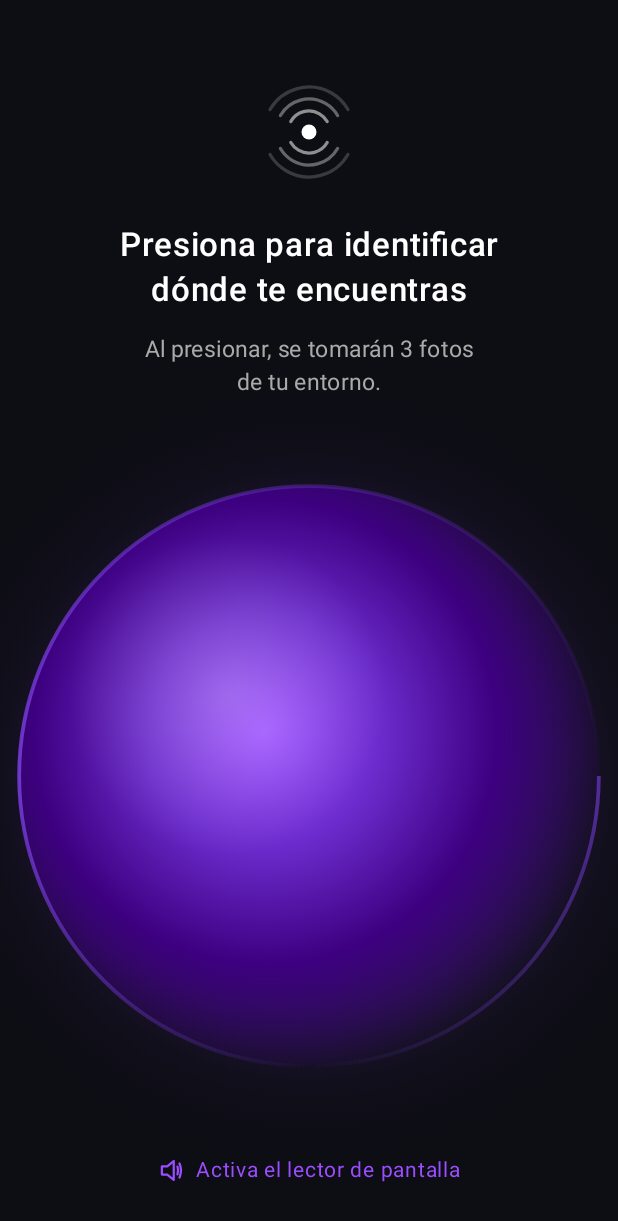
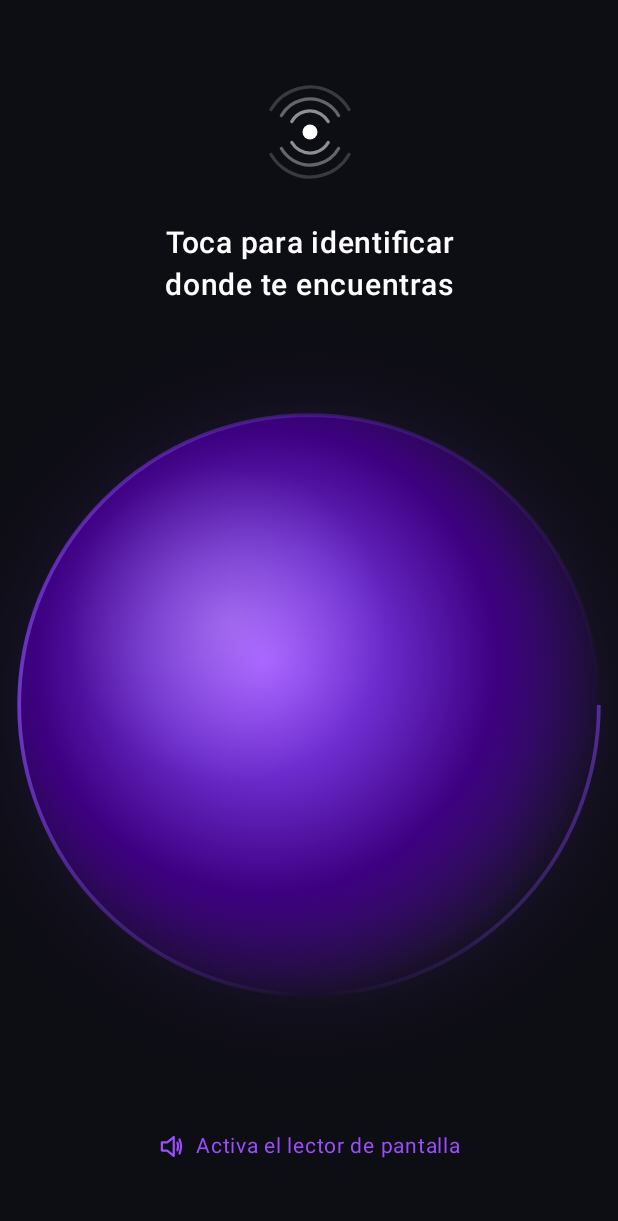
Before and after one commit to AlejandroSPosada/4U_project, an Android app built with Jetpack Compose: the screen it shows after launch (MainActivity), on a phone screen of 412 x 824 dp. Shown: the top 1221 px of the screen. Run offline under Robolectric (Android 15) with nearby library versions, the light colour scheme and no system bars; pictures from the network do not load.

Commit message:
WIP: embedding service and fronted made

```diff
--- a/fronted_kotiln/app/build.gradle.kts
+++ b/fronted_kotiln/app/build.gradle.kts
@@ -47,6 +47,9 @@ dependencies {
     implementation(libs.androidx.compose.ui.tooling.preview)
     implementation(libs.androidx.compose.material3)
     implementation(libs.coil.compose)
+    // Networking
+    implementation(libs.okhttp)
+    implementation(libs.gson)
     testImplementation(libs.junit)
     androidTestImplementation(libs.androidx.junit)
     androidTestImplementation(libs.androidx.espresso.core)
--- a/fronted_kotiln/app/src/main/java/com/example/myapplication/ui/inicio/InicioScreen.kt
+++ b/fronted_kotiln/app/src/main/java/com/example/myapplication/ui/inicio/InicioScreen.kt
@@ -4,7 +4,11 @@ import android.net.Uri
 import androidx.activity.compose.rememberLauncherForActivityResult
 import androidx.activity.result.PickVisualMediaRequest
 import androidx.activity.result.contract.ActivityResultContracts
+import androidx.compose.animation.AnimatedVisibility
 import androidx.compose.animation.core.*
+import androidx.compose.animation.fadeIn
+import androidx.compose.animation.fadeOut
+import androidx.compose.animation.scaleIn
 import androidx.compose.foundation.Canvas
 import androidx.compose.foundation.background
 import androidx.compose.foundation.border
@@ -13,6 +17,7 @@ import androidx.compose.foundation.interaction.MutableInteractionSource
 import androidx.compose.foundation.layout.*
 import androidx.compose.foundation.shape.CircleShape
 import androidx.compose.foundation.shape.RoundedCornerShape
+import androidx.compose.material3.CircularProgressIndicator
 import androidx.compose.material3.Text
 import androidx.compose.runtime.*
 import androidx.compose.ui.Alignment
@@ -31,72 +36,48 @@ import androidx.compose.ui.unit.sp
 import androidx.lifecycle.compose.collectAsStateWithLifecycle
 import androidx.lifecycle.viewmodel.compose.viewModel
 import coil3.compose.AsyncImage
+import kotlin.math.roundToInt
 
-// ── Paleta de colores ─────────────────────────────────────────────────────────
+// ─── Palette ──────────────────────────────────────────────────────────────────
 private val BackgroundColor = Color(0xFF0D0D14)
 private val OrbCenter       = Color(0xFF9B4DFF)
 private val OrbMid          = Color(0xFF6B2BCC)
 private val OrbEdge         = Color(0xFF3D0080)
 private val GlowColor       = Color(0xFF7B3FE4)
-private val TextPrimary     = Color(0xFFFFFFFF)
-private val TextSecondary   = Color(0xFFAAAAAA)
 private val AccentPurple    = Color(0xFF9B4DFF)
+private val CardBg          = Color(0x22FFFFFF)
 
-// ── Pantalla: Inicio — Img 1 ──────────────────────────────────────────────────
+// ─── Screen ───────────────────────────────────────────────────────────────────
 @Composable
-fun InicioScreen(
-    onImagenesListas: (List<Uri>) -> Unit = {},
-    viewModel: InicioViewModel = viewModel()
-) {
+fun InicioScreen(viewModel: InicioViewModel = viewModel()) {
     val uiState by viewModel.uiState.collectAsStateWithLifecycle()
 
-    // ── Selector de galería (máx. 3 imágenes) ─────────────────────────────────
+    // Single image picker
     val galleryLauncher = rememberLauncherForActivityResult(
-        contract = ActivityResultContracts.PickMultipleVisualMedia(maxItems = 3)
-    ) { uris ->
-        if (uris.isNotEmpty()) {
-            viewModel.onImagenesSeleccionadas(uris)
-            if (uris.size == 3) {
-                // TODO: navegar a CapturaScreen/ResultadoScreen con las URIs
-                onImagenesListas(uris.take(3))
-            }
-        }
+        contract = ActivityResultContracts.PickVisualMedia()
+    ) { uri ->
+        if (uri != null) viewModel.onImagenSeleccionada(uri)
     }
 
     val infiniteTransition = rememberInfiniteTransition(label = "orb_anim")
-
     val pulseScale by infiniteTransition.animateFloat(
-        initialValue = 1.57f,
-        targetValue  = 1.73f,
-        animationSpec = infiniteRepeatable(
-            animation  = tween(1800, easing = EaseInOutSine),
-            repeatMode = RepeatMode.Reverse
-        ),
-        label = "pulse_scale"
+        initialValue = 1.57f, targetValue = 1.73f,
+        animationSpec = infiniteRepeatable(tween(1800, easing = EaseInOutSine), RepeatMode.Reverse),
+        label = "pulse"
     )
     val glowAlpha by infiniteTransition.animateFloat(
-        initialValue = 0.45f,
-        targetValue  = 0.75f,
-        animationSpec = infiniteRepeatable(
-            animation  = tween(1800, easing = EaseInOutSine),
-            repeatMode = RepeatMode.Reverse
-        ),
-        label = "glow_alpha"
+        initialValue = 0.45f, targetValue = 0.75f,
+        animationSpec = infiniteRepeatable(tween(1800, easing = EaseInOutSine), RepeatMode.Reverse),
+        label = "glow"
     )
     val waveAlpha by infiniteTransition.animateFloat(
-        initialValue = 0.4f,
-        targetValue  = 1.0f,
-        animationSpec = infiniteRepeatable(
-            animation  = tween(1200, easing = EaseInOut),
-            repeatMode = RepeatMode.Reverse
-        ),
-        label = "wave_alpha"
+        initialValue = 0.4f, targetValue = 1.0f,
+        animationSpec = infiniteRepeatable(tween(1200, easing = EaseInOut), RepeatMode.Reverse),
+        label = "wave"
     )
 
     Box(
-        modifier = Modifier
-            .fillMaxSize()
-            .background(BackgroundColor),
+        modifier = Modifier.fillMaxSize().background(BackgroundColor),
         contentAlignment = Alignment.Center
     ) {
         Column(
@@ -107,112 +88,108 @@ fun InicioScreen(
             horizontalAlignment = Alignment.CenterHorizontally,
             verticalArrangement = Arrangement.SpaceBetween
         ) {
-            // ── Sección superior ─────────────────────────────────────────────
+            // Top
             Column(
                 modifier = Modifier.padding(top = 56.dp),
                 horizontalAlignment = Alignment.CenterHorizontally
             ) {
-                SignalIcon(waveAlpha = waveAlpha)
-
-                Spacer(modifier = Modifier.height(28.dp))
-
+                SignalIcon(waveAlpha)
+                Spacer(Modifier.height(28.dp))
                 Text(
-                    text       = "Presiona para identificar\ndónde te encuentras",
-                    color      = TextPrimary,
-                    fontSize   = 22.sp,
+                    text = when (uiState.predictionState) {
+                        is PredictionState.Loading -> "Identificando..."
+                        is PredictionState.Success -> "Ubicacion encontrada"
+                        is PredictionState.Error   -> "Intentalo de nuevo"
+                        else                       -> "Toca para identificar\ndonde te encuentras"
+                    },
+                    color = Color.White,
+                    fontSize = 20.sp,
                     fontWeight = FontWeight.SemiBold,
-                    textAlign  = TextAlign.Center,
-                    lineHeight = 30.sp
-                )
-
-                Spacer(modifier = Modifier.height(14.dp))
-
-                Text(
-                    text       = "Al presionar, se tomarán 3 fotos\nde tu entorno.",
-                    color      = TextSecondary,
-                    fontSize   = 15.sp,
-                    textAlign  = TextAlign.Center,
-                    lineHeight = 22.sp
+                    textAlign = TextAlign.Center,
+                    lineHeight = 28.sp
                 )
             }
 
-            // ── Orbe central ─────────────────────────────────────────────────
+            // Center: orb + image preview + result
             Box(contentAlignment = Alignment.Center) {
                 GlowingOrb(
                     pulseScale = pulseScale,
                     glowAlpha  = glowAlpha,
                     onClick    = {
+                        // Allow tapping again anytime
                         galleryLauncher.launch(
-                            PickVisualMediaRequest(
-                                ActivityResultContracts.PickVisualMedia.ImageOnly
-                            )
+                            PickVisualMediaRequest(ActivityResultContracts.PickVisualMedia.ImageOnly)
                         )
                     }
                 )
 
-                // Miniaturas de las imágenes seleccionadas (superpuestas al orbe)
-                if (uiState.imagenesSeleccionadas.isNotEmpty()) {
-                    ImageThumbnailStrip(uris = uiState.imagenesSeleccionadas)
+                // Selected image (shown on the orb)
+                if (uiState.imagenSeleccionada != null) {
+                    AsyncImage(
+                        model = uiState.imagenSeleccionada,
+                        contentDescription = "Imagen seleccionada",
+                        contentScale = ContentScale.Crop,
+                        modifier = Modifier
+                            .size(160.dp)
+                            .clip(CircleShape)
+                            .border(3.dp, AccentPurple, CircleShape)
+                    )
+                }
+
+                // Loading spinner overlay
+                if (uiState.predictionState is PredictionState.Loading) {
+                    CircularProgressIndicator(
+                        color = AccentPurple,
+                        strokeWidth = 3.dp,
+                        modifier = Modifier.size(190.dp)
+                    )
                 }
             }
 
-            // ── Pie de página ─────────────────────────────────────────────────
+            // Result card + footer
+            Column(
+                horizontalAlignment = Alignment.CenterHorizontally,
+                modifier = Modifier.padding(bottom = 48.dp)
+            ) {
+                // Result card
+                AnimatedVisibility(
+                    visible = uiState.predictionState is PredictionState.Success,
+                    enter   = fadeIn() + scaleIn(),
+                    exit    = fadeOut()
+                ) {
+                    val result = (uiState.predictionState as? PredictionState.Success)?.result
+                    if (result != null) {
+                        ResultCard(result)
+                    }
+                }
+
+                // Error message
+                if (uiState.predictionState is PredictionState.Error) {
+                    Text(
+                        text = (uiState.predictionState as PredictionState.Error).message,
+                        color = Color(0xFFFF6B6B),
+                        fontSize = 13.sp,
+                        textAlign = TextAlign.Center,
+                        modifier = Modifier.padding(top = 12.dp)
+                    )
+                }
+
+                Spacer(Modifier.height(16.dp))
+
+                // Footer hint
                 Row(
-                modifier = Modifier.padding(bottom = 32.dp),
                     verticalAlignment = Alignment.CenterVertically,
                     horizontalArrangement = Arrangement.Center
                 ) {
-                Canvas(modifier = Modifier.size(18.dp)) {
-                    drawVolumeIcon(AccentPurple)
-                }
-                Spacer(modifier = Modifier.width(8.dp))
+                    Canvas(modifier = Modifier.size(18.dp)) { drawVolumeIcon(AccentPurple) }
+                    Spacer(Modifier.width(8.dp))
                     Text(
-                    text     = "Activa el lector de pantalla",
-                    color    = AccentPurple,
+                        text = if (uiState.predictionState is PredictionState.Success)
+                            "Toca el orbe para nueva foto"
+                        else
+                            "Activa el lector de pantalla",
+                        color = AccentPurple,
                         fontSize = 14.sp
-                )
-            }
-        }
-    }
-}
-
-// ── Miniaturas de imágenes seleccionadas ──────────────────────────────────────
-@Composable
-private fun ImageThumbnailStrip(uris: List<Uri>) {
-    val selected = uris.size
-    val needed   = 3
-
-    Row(
-        horizontalArrangement = Arrangement.spacedBy(10.dp),
-        verticalAlignment     = Alignment.CenterVertically
-    ) {
-        repeat(needed) { index ->
-            val uri = uris.getOrNull(index)
-            Box(
-                modifier = Modifier
-                    .size(72.dp)
-                    .clip(RoundedCornerShape(12.dp))
-                    .border(
-                        width = 2.dp,
-                        color = if (uri != null) AccentPurple else Color.White.copy(alpha = 0.3f),
-                        shape = RoundedCornerShape(12.dp)
-                    )
-                    .background(Color(0x55000000)),
-                contentAlignment = Alignment.Center
-            ) {
-                if (uri != null) {
-                    AsyncImage(
-                        model             = uri,
-                        contentDescription = "Imagen ${index + 1}",
-                        contentScale      = ContentScale.Crop,
-                        modifier          = Modifier.fillMaxSize()
-                    )
-                } else {
-                    Text(
-                        text     = "${index + 1}",
-                        color    = Color.White.copy(alpha = 0.4f),
-                        fontSize = 18.sp,
-                        fontWeight = FontWeight.Bold
                     )
                 }
             }
@@ -220,72 +197,69 @@ private fun ImageThumbnailStrip(uris: List<Uri>) {
     }
 }
 
-// ── Icono de señal (ondas concéntricas + punto central) ───────────────────────
+// ─── Result Card ──────────────────────────────────────────────────────────────
 @Composable
-private fun SignalIcon(waveAlpha: Float) {
-    Canvas(modifier = Modifier.size(64.dp)) {
-        val cx = size.width  / 2f
-        val cy = size.height / 2f
-
-        drawCircle(
-            color  = Color.White,
-            radius = 5.dp.toPx(),
-            center = Offset(cx, cy)
+private fun ResultCard(result: PredictionResult) {
+    val pct = (result.similarity * 100).roundToInt()
+    Box(
+        modifier = Modifier
+            .fillMaxWidth()
+            .clip(RoundedCornerShape(20.dp))
+            .background(CardBg)
+            .border(1.dp, AccentPurple.copy(alpha = 0.4f), RoundedCornerShape(20.dp))
+            .padding(vertical = 20.dp, horizontal = 24.dp),
+        contentAlignment = Alignment.Center
+    ) {
+        Column(horizontalAlignment = Alignment.CenterHorizontally) {
+            Text(
+                text = result.location.uppercase(),
+                color = Color.White,
+                fontSize = 26.sp,
+                fontWeight = FontWeight.Bold,
+                textAlign = TextAlign.Center
             )
-
-        val radii = listOf(14.dp.toPx(), 22.dp.toPx(), 30.dp.toPx())
-        radii.forEachIndexed { i, r ->
-            val alpha  = (waveAlpha - i * 0.18f).coerceIn(0f, 1f)
-            val stroke = Stroke(width = 2.2.dp.toPx(), cap = StrokeCap.Round)
-            val topLeft = Offset(cx - r, cy - r)
-            val arcSize = Size(r * 2, r * 2)
-
-            drawArc(
-                color      = Color.White.copy(alpha = alpha),
-                startAngle = 210f,
-                sweepAngle = 120f,
-                useCenter  = false,
-                style      = stroke,
-                topLeft    = topLeft,
-                size       = arcSize
-            )
-            drawArc(
-                color      = Color.White.copy(alpha = alpha),
-                startAngle = 30f,
-                sweepAngle = 120f,
-                useCenter  = false,
-                style      = stroke,
-                topLeft    = topLeft,
-                size       = arcSize
+            Spacer(Modifier.height(6.dp))
+            Text(
+                text = "Similitud: $pct%",
+                color = AccentPurple,
+                fontSize = 15.sp,
+                fontWeight = FontWeight.Medium
             )
         }
     }
 }
 
-// ── Orbe con brillo y pulso ───────────────────────────────────────────────────
+// ─── Signal Icon ──────────────────────────────────────────────────────────────
 @Composable
-private fun GlowingOrb(
-    pulseScale: Float,
-    glowAlpha: Float,
-    onClick: () -> Unit
-) {
-    val interactionSource = remember { MutableInteractionSource() }
+private fun SignalIcon(waveAlpha: Float) {
+    Canvas(modifier = Modifier.size(64.dp)) {
+        val cx = size.width / 2f
+        val cy = size.height / 2f
+        drawCircle(color = Color.White, radius = 5.dp.toPx(), center = Offset(cx, cy))
+        listOf(14.dp.toPx(), 22.dp.toPx(), 30.dp.toPx()).forEachIndexed { i, r ->
+            val alpha = (waveAlpha - i * 0.18f).coerceIn(0f, 1f)
+            val stroke = Stroke(width = 2.2.dp.toPx(), cap = StrokeCap.Round)
+            val tl = Offset(cx - r, cy - r)
+            val sz = Size(r * 2, r * 2)
+            drawArc(color = Color.White.copy(alpha = alpha), startAngle = 210f, sweepAngle = 120f, useCenter = false, topLeft = tl, size = sz, style = stroke)
+            drawArc(color = Color.White.copy(alpha = alpha), startAngle = 30f,  sweepAngle = 120f, useCenter = false, topLeft = tl, size = sz, style = stroke)
+        }
+    }
+}
 
+// ─── Glowing Orb ─────────────────────────────────────────────────────────────
+@Composable
+private fun GlowingOrb(pulseScale: Float, glowAlpha: Float, onClick: () -> Unit) {
     Canvas(
         modifier = Modifier
             .size(280.dp)
             .clickable(
-                interactionSource = interactionSource,
+                interactionSource = remember { MutableInteractionSource() },
                 indication        = null
             ) { onClick() }
     ) {
-        drawGlowingOrb(pulseScale, glowAlpha)
-    }
-}
-
-private fun DrawScope.drawGlowingOrb(pulseScale: Float, glowAlpha: Float) {
-    val cx     = size.width  / 2f
-    val cy     = size.height / 2f
+        val cx = size.width / 2f
+        val cy = size.height / 2f
         val radius = (size.minDimension / 2f) * 0.80f * pulseScale
 
         listOf(
@@ -296,85 +270,66 @@ private fun DrawScope.drawGlowingOrb(pulseScale: Float, glowAlpha: Float) {
         ).forEach { (r, a) ->
             drawCircle(
                 brush = Brush.radialGradient(
-                colors = listOf(GlowColor.copy(alpha = a), Color.Transparent),
-                center = Offset(cx, cy),
-                radius = r
+                    listOf(GlowColor.copy(alpha = a), Color.Transparent),
+                    Offset(cx, cy), r
                 ),
-            radius = r,
-            center = Offset(cx, cy)
+                radius = r, center = Offset(cx, cy)
             )
         }
-
         drawCircle(
             brush = Brush.radialGradient(
-            colors = listOf(OrbCenter, OrbMid, OrbEdge, Color(0x00000000)),
-            center = Offset(cx - radius * 0.15f, cy - radius * 0.15f),
-            radius = radius * 1.2f
+                listOf(OrbCenter, OrbMid, OrbEdge, Color(0x00000000)),
+                Offset(cx - radius * 0.15f, cy - radius * 0.15f), radius * 1.2f
             ),
-        radius = radius,
-        center = Offset(cx, cy)
+            radius = radius, center = Offset(cx, cy)
         )
-
         drawCircle(
             brush = Brush.sweepGradient(
-            colors = listOf(
-                GlowColor.copy(alpha = 0.6f),
-                Color.Transparent,
-                GlowColor.copy(alpha = 0.85f),
-                GlowColor.copy(alpha = 0.3f),
-                Color.Transparent
+                listOf(
+                    GlowColor.copy(0.6f), Color.Transparent,
+                    GlowColor.copy(0.85f), GlowColor.copy(0.3f), Color.Transparent
+                ), Offset(cx, cy)
             ),
-            center = Offset(cx, cy)
-        ),
-        radius = radius,
-        center = Offset(cx, cy),
-        style  = Stroke(width = 2.5.dp.toPx())
+            radius = radius, center = Offset(cx, cy),
+            style = Stroke(2.5.dp.toPx())
         )
-
         drawCircle(
             brush = Brush.radialGradient(
-            colors = listOf(Color.White.copy(alpha = 0.22f), Color.Transparent),
-            center = Offset(cx - radius * 0.28f, cy - radius * 0.28f),
-            radius = radius * 0.55f
+                listOf(Color.White.copy(0.22f), Color.Transparent),
+                Offset(cx - radius * 0.28f, cy - radius * 0.28f), radius * 0.55f
             ),
             radius = radius * 0.55f,
             center = Offset(cx - radius * 0.28f, cy - radius * 0.28f)
         )
     }
+}
 
-// ── Icono de volumen dibujado manualmente ─────────────────────────────────────
+// ─── Volume Icon ──────────────────────────────────────────────────────────────
 private fun DrawScope.drawVolumeIcon(color: Color) {
-    val w = size.width
-    val h = size.height
-    val stroke = Stroke(width = 1.5.dp.toPx(), cap = StrokeCap.Round, join = StrokeJoin.Round)
-
+    val w = size.width; val h = size.height
+    val stroke = Stroke(1.5.dp.toPx(), cap = StrokeCap.Round, join = StrokeJoin.Round)
     val path = Path().apply {
-        moveTo(w * 0.18f, h * 0.35f)
-        lineTo(w * 0.38f, h * 0.35f)
-        lineTo(w * 0.62f, h * 0.15f)
-        lineTo(w * 0.62f, h * 0.85f)
-        lineTo(w * 0.38f, h * 0.65f)
-        lineTo(w * 0.18f, h * 0.65f)
-        close()
+        moveTo(w*.18f, h*.35f); lineTo(w*.38f, h*.35f)
+        lineTo(w*.62f, h*.15f); lineTo(w*.62f, h*.85f)
+        lineTo(w*.38f, h*.65f); lineTo(w*.18f, h*.65f); close()
     }
-    drawPath(path, color = color, style = stroke)
-
+    drawPath(path, color, style = stroke)
     drawArc(
         color      = color,
         startAngle = -40f,
         sweepAngle = 80f,
         useCenter  = false,
-        style      = stroke,
         topLeft    = Offset(w * 0.60f, h * 0.28f),
-        size       = Size(w * 0.18f, h * 0.44f)
+        size       = Size(w * 0.18f, h * 0.44f),
+        style      = stroke
     )
     drawArc(
         color      = color,
         startAngle = -50f,
         sweepAngle = 100f,
         useCenter  = false,
-        style      = stroke,
         topLeft    = Offset(w * 0.62f, h * 0.16f),
-        size       = Size(w * 0.26f, h * 0.68f)
+        size       = Size(w * 0.26f, h * 0.68f),
+        style      = stroke
     )
 }
--- a/fronted_kotiln/gradle/libs.versions.toml
+++ b/fronted_kotiln/gradle/libs.versions.toml
@@ -9,6 +9,8 @@ activityCompose = "1.9.2"
 kotlin = "2.0.21"
 composeBom = "2024.09.03"
 coil = "3.0.4"
+okhttp = "4.12.0"
+gson = "2.10.1"
 
 [libraries]
 androidx-core-ktx = { group = "androidx.core", name = "core-ktx", version.ref = "coreKtx" }
@@ -28,6 +30,8 @@ androidx-compose-ui-test-manifest = { group = "androidx.compose.ui", name = "ui-
 androidx-compose-ui-test-junit4 = { group = "androidx.compose.ui", name = "ui-test-junit4" }
 androidx-compose-material3 = { group = "androidx.compose.material3", name = "material3" }
 coil-compose = { group = "io.coil-kt.coil3", name = "coil-compose", version.ref = "coil" }
+okhttp = { group = "com.squareup.okhttp3", name = "okhttp", version.ref = "okhttp" }
+gson = { group = "com.google.code.gson", name = "gson", version.ref = "gson" }
 
 [plugins]
 android-application = { id = "com.android.application", version.ref = "agp" }
```
Also changed, not shown: fronted_kotiln/app/src/main/AndroidManifest.xml (+5 -2 lines), fronted_kotiln/app/src/main/java/com/example/myapplication/ApiConfig.kt (added, +12 -0 lines), fronted_kotiln/app/src/main/java/com/example/myapplication/ui/inicio/InicioViewModel.kt (+95 -10 lines), 11 other files. Lines whose indentation alone changed are shown as unchanged.
